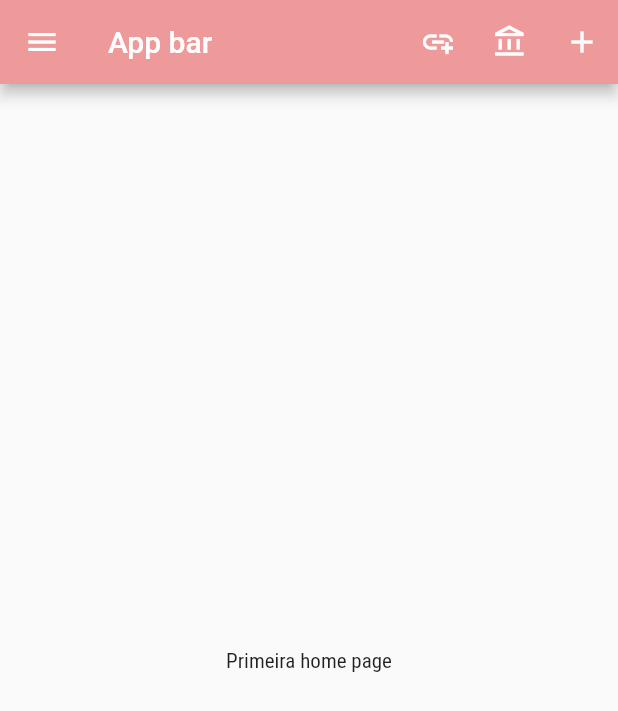
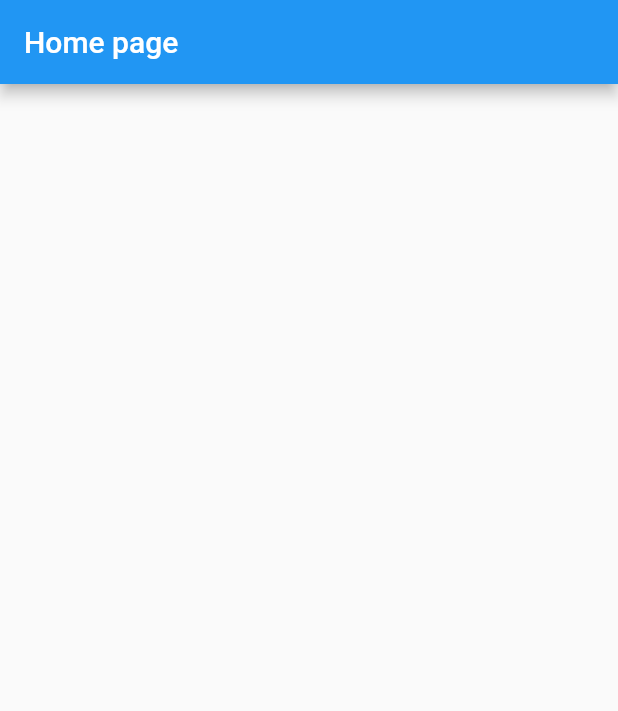
Before and after one commit to EderCosta21/Curso-Academia-flutter, a Flutter app: the screen it shows after launch, on a phone screen of 412 x 824 dp. Shown: the top 711 px of the screen. Run offline on Flutter 3.47's test engine with Material 2 defaults, Android fonts, the phone set to English and light mode, and no system bars.

Commit message:
navegacao

```diff
--- a/Projetos/flutter_maonamassa/lib/main.dart
+++ b/Projetos/flutter_maonamassa/lib/main.dart
@@ -1,8 +1,5 @@
 import 'package:flutter/material.dart';
-import 'package:flutter_maonamassa/home/home_page.dart';
-
-import 'home/widgets/container.dart';
-import 'images/images.dart';
+import 'package:flutter_maonamassa/navegacao/home_page.dart' as navegacao;
 
 void main() {
   runApp(MyApp());
@@ -18,7 +15,7 @@ class MyApp extends StatelessWidget {
       theme: ThemeData(
         primarySwatch: Colors.blue,
       ),
-      home: const Homepage(),
+      home: const navegacao.HomePage(),
     );
   }
 }
--- /dev/null
+++ b/Projetos/flutter_maonamassa/lib/navegacao/home_page.dart
@@ -0,0 +1,15 @@
+import 'package:flutter/material.dart';
+
+class HomePage extends StatelessWidget {
+  const HomePage({Key? key}) : super(key: key);
+
+  @override
+  Widget build(BuildContext context) {
+    return Scaffold(
+      appBar: AppBar(
+        title: const Text('Home page'),
+      ),
+      body: Container(),
+    );
+  }
+}
```
Also changed, not shown: Projetos/flutter_maonamassa/lib/navegacao/page1.dart (added, +13 -0 lines), Projetos/flutter_maonamassa/lib/navegacao/page2.dart (added, +13 -0 lines), Projetos/flutter_maonamassa/lib/navegacao/page3.dart (added, +13 -0 lines), Projetos/flutter_maonamassa/lib/navegacao/page4.dart (added, +13 -0 lines).
